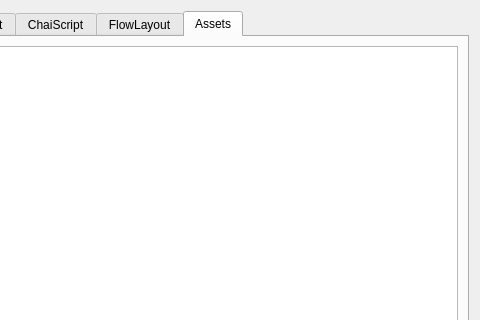
The window that Geometrize/dialog/licensedialog.ui (Tw1ddle/geometrize) describes before a commit, drawn with Qt 5; both pictures show x 120 to 600 and y 0 to 320 of the 600 by 500 pixel window.
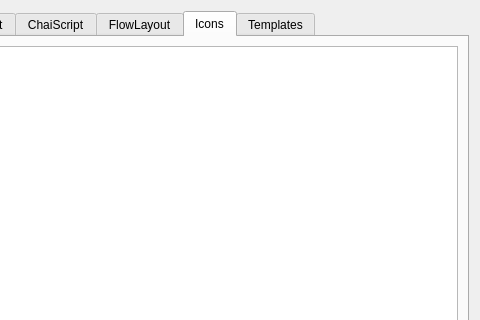
The same window after the commit. The open tabs and pages were chosen to show the change.

Commit message: Add various FatCow app icons, reorganize assets, update licenses, other minor tweaks

```diff
--- a/Geometrize/dialog/licensedialog.ui
+++ b/Geometrize/dialog/licensedialog.ui
@@ -80,7 +80,17 @@
      </widget>
      <widget class="QWidget" name="MiscAssets">
       <attribute name="title">
-       <string>Assets</string>
+       <string>Icons</string>
+      </attribute>
+      <layout class="QVBoxLayout" name="verticalLayout_6">
+       <item>
+        <widget class="QTextBrowser" name="iconAssetsLicense"/>
+       </item>
+      </layout>
+     </widget>
+     <widget class="QWidget" name="TemplateAssets">
+      <attribute name="title">
+       <string>Templates</string>
       </attribute>
       <layout class="QVBoxLayout" name="verticalLayout_7">
        <item>
```
Left out of the diff: 4 changed lines with no effect on the pictures. The commit also changes 328 other files.
